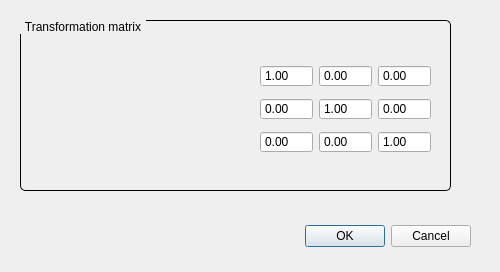
Before: the Qt Designer form apps/NSXQt/ui/dialogtransformationmatrix.ui in k61n/openhkl, drawn with Qt 5.
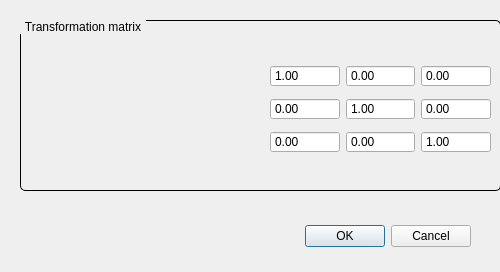
After: the same form once the commit is applied. Icons and pictures are not drawn.

```diff
--- a/apps/NSXQt/ui/dialogtransformationmatrix.ui
+++ b/apps/NSXQt/ui/dialogtransformationmatrix.ui
@@ -40,7 +40,7 @@
     <rect>
      <x>20</x>
      <y>20</y>
-     <width>431</width>
+     <width>481</width>
      <height>171</height>
     </rect>
    </property>
@@ -69,7 +69,7 @@
      <rect>
       <x>10</x>
       <y>20</y>
-      <width>411</width>
+      <width>441</width>
       <height>151</height>
      </rect>
     </property>
@@ -83,9 +83,9 @@
    <widget class="QWidget" name="gridLayoutWidget">
     <property name="geometry">
      <rect>
-      <x>240</x>
+      <x>250</x>
       <y>40</y>
-      <width>171</width>
+      <width>221</width>
       <height>101</height>
      </rect>
     </property>
```
